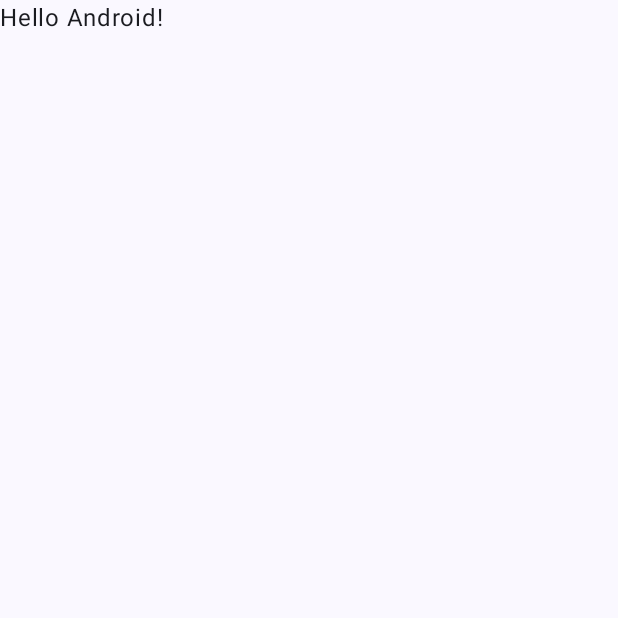
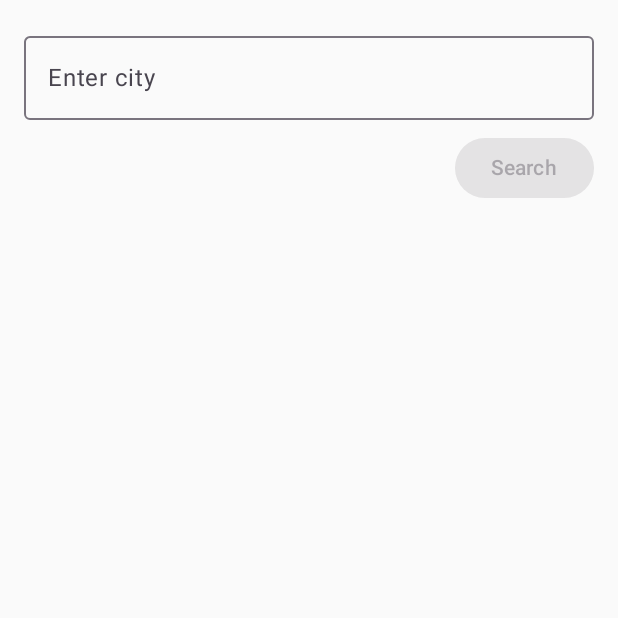
Before and after one commit to ikbal995/SimpleWeatherApp, an Android app built with Jetpack Compose: the screen it shows after launch (MainActivity), on a phone screen of 412 x 824 dp, the top half of it. Before the commit the part shown is almost empty. Run offline under Robolectric (Android 15) with nearby library versions, the phone set to English and light mode, and no system bars; our stand-ins replace Dagger/Hilt's generated code; pictures from the network do not load.

Commit message:
Added missing logic for activity and viewmodel to connect everything

```diff
--- a/app/build.gradle.kts
+++ b/app/build.gradle.kts
@@ -54,6 +54,8 @@ dependencies {
     testImplementation(libs.junit)
     implementation(libs.hilt)
     implementation(libs.kotlin)
+    implementation(libs.hilt.navigation)
+    implementation(libs.coil)
     ksp(libs.hilt.compiler)
 
     androidTestImplementation(libs.androidx.junit)
--- a/app/src/main/java/com/example/simpleweatherapp/MainActivity.kt
+++ b/app/src/main/java/com/example/simpleweatherapp/MainActivity.kt
@@ -1,17 +1,34 @@
 package com.example.simpleweatherapp
 
+import WeatherResponse
 import android.os.Bundle
 import androidx.activity.ComponentActivity
 import androidx.activity.compose.setContent
 import androidx.activity.enableEdgeToEdge
+import androidx.compose.foundation.layout.Arrangement
+import androidx.compose.foundation.layout.Column
+import androidx.compose.foundation.layout.Spacer
 import androidx.compose.foundation.layout.fillMaxSize
+import androidx.compose.foundation.layout.fillMaxWidth
+import androidx.compose.foundation.layout.height
 import androidx.compose.foundation.layout.padding
-import androidx.compose.material3.Scaffold
+import androidx.compose.foundation.layout.size
+import androidx.compose.material3.Button
+import androidx.compose.material3.CircularProgressIndicator
+import androidx.compose.material3.OutlinedTextField
 import androidx.compose.material3.Text
 import androidx.compose.runtime.Composable
+import androidx.compose.runtime.collectAsState
+import androidx.compose.runtime.mutableStateOf
+import androidx.compose.runtime.remember
+import androidx.compose.ui.Alignment
 import androidx.compose.ui.Modifier
-import androidx.compose.ui.tooling.preview.Preview
-import com.example.simpleweatherapp.ui.theme.SimpleWeatherAppTheme
+import androidx.compose.ui.graphics.Color
+import androidx.compose.ui.res.painterResource
+import androidx.compose.ui.unit.dp
+import androidx.hilt.navigation.compose.hiltViewModel
+import coil.compose.AsyncImage
+import com.example.data.remote.errorhandling.WeatherError
 import dagger.hilt.android.AndroidEntryPoint
 
 @AndroidEntryPoint
@@ -20,30 +37,78 @@ class MainActivity : ComponentActivity() {
         super.onCreate(savedInstanceState)
         enableEdgeToEdge()
         setContent {
-            SimpleWeatherAppTheme {
-                Scaffold(modifier = Modifier.fillMaxSize()) { innerPadding ->
-                    Greeting(
-                        name = "Android",
-                        modifier = Modifier.padding(innerPadding)
-                    )
-                }
-            }
+            WeatherApp()
         }
     }
 }
 
 @Composable
-fun Greeting(name: String, modifier: Modifier = Modifier) {
-    Text(
-        text = "Hello $name!",
-        modifier = modifier
-    )
-}
+fun WeatherApp(viewModel: WeatherViewModel = hiltViewModel()) {
+    val state = viewModel.weatherState.collectAsState()
+    val city = remember { mutableStateOf("") }
 
-@Preview(showBackground = true)
-@Composable
-fun GreetingPreview() {
-    SimpleWeatherAppTheme {
-        Greeting("Android")
+    Spacer(modifier = Modifier.height(16.dp))
+    Column(
+        modifier = Modifier
+            .fillMaxSize()
+            .padding(16.dp),
+        verticalArrangement = Arrangement.Top
+    ) {
+        OutlinedTextField(
+            value = city.value,
+            onValueChange = { city.value = it },
+            label = { Text("Enter city") },
+            modifier = Modifier.fillMaxWidth()
+        )
+
+        Spacer(modifier = Modifier.height(8.dp))
+
+        Button(
+            onClick = { viewModel.getWeather(city.value) },
+            modifier = Modifier.align(Alignment.End),
+            enabled = city.value.isNotEmpty()
+        ) {
+            Text("Search")
+        }
+
+        Spacer(modifier = Modifier.height(16.dp))
+
+        when (val result = state.value) {
+            is NetworkState.Loading -> {
+                CircularProgressIndicator()
+            }
+
+            is NetworkState.Success<WeatherResponse> -> {
+                val weather = result.data
+                val info = weather.weather.firstOrNull()
+                weather
+
+                Text("City: ${weather.cityName}")
+                Text("Temperature: ${weather.main.temp}°C")
+                Text("Condition: ${info?.mainCondition} (${info?.description})")
+
+                info?.icon?.let {
+                    AsyncImage(
+                        model = "https://openweathermap.org/img/wn/${it}@4x.png",
+                        contentDescription = null,
+                        error = painterResource(R.drawable.ic_launcher_background),
+                        modifier = Modifier.size(48.dp)
+                    )
+                }
+            }
+
+            is NetworkState.Error -> {
+                val message = when (result.throwable) {
+                    is WeatherError.CityNotFound -> "City not found"
+                    is WeatherError.NetworkError -> "Check your internet connection"
+                    else -> "Unexpected error"
+                }
+                Text(message, color = Color.Red)
+            }
+
+            is NetworkState.None -> {
+
+            }
+        }
     }
 }
--- a/app/src/main/java/com/example/simpleweatherapp/NetworkState.kt
+++ b/app/src/main/java/com/example/simpleweatherapp/NetworkState.kt
@@ -4,4 +4,6 @@ sealed class NetworkState<out T> {
     data class Success<out T>(val data: T) : NetworkState<T>()
     data class Error(val throwable: Throwable) : NetworkState<Nothing>()
     object Loading : NetworkState<Nothing>()
+
+    object None : NetworkState<Nothing>()
 }
--- a/app/src/main/java/com/example/simpleweatherapp/WeatherViewModel.kt
+++ b/app/src/main/java/com/example/simpleweatherapp/WeatherViewModel.kt
@@ -1,9 +1,28 @@
 package com.example.simpleweatherapp
 
+import WeatherResponse
 import androidx.lifecycle.ViewModel
+import androidx.lifecycle.viewModelScope
 import dagger.hilt.android.lifecycle.HiltViewModel
+import kotlinx.coroutines.flow.MutableStateFlow
+import kotlinx.coroutines.flow.StateFlow
+import kotlinx.coroutines.flow.asStateFlow
+import kotlinx.coroutines.launch
 import javax.inject.Inject
 
 @HiltViewModel
-class WeatherViewModel @Inject constructor(val repository: WeatherRepository) : ViewModel() {
+class WeatherViewModel @Inject constructor(private val repository: WeatherRepository) :
+    ViewModel() {
+
+    private val _weatherState =
+        MutableStateFlow<NetworkState<WeatherResponse>>(NetworkState.None)
+    val weatherState: StateFlow<NetworkState<WeatherResponse>> = _weatherState.asStateFlow()
+
+    fun getWeather(city: String) {
+        viewModelScope.launch {
+            repository.fetchWeather(city).collect {
+                _weatherState.value = it
+            }
+        }
+    }
 }
--- a/data/build.gradle.kts
+++ b/data/build.gradle.kts
@@ -42,7 +42,9 @@ dependencies {
     implementation(libs.hilt)
     implementation(libs.moshi)
     implementation(libs.retrofit)
+    implementation(libs.moshi.converter)
     ksp (libs.hilt.compiler)
+    ksp (libs.moshi.codegen)
 
     testImplementation(libs.junit)
     androidTestImplementation(libs.androidx.junit)
--- a/data/src/main/java/com/example/data/remote/RetrofitModule.kt
+++ b/data/src/main/java/com/example/data/remote/RetrofitModule.kt
@@ -8,6 +8,7 @@ import dagger.hilt.components.SingletonComponent
 import okhttp3.Interceptor
 import okhttp3.OkHttpClient
 import retrofit2.Retrofit
+import retrofit2.converter.moshi.MoshiConverterFactory
 import javax.inject.Singleton
 
 @Module
@@ -20,6 +21,7 @@ object RetrofitModule {
     @Provides
     @Singleton
     fun provideMoshi(): Moshi = Moshi.Builder()
+        //.add(KotlinJsonAdapterFactory())
         .build()
 
     @Provides
@@ -51,6 +53,7 @@ object RetrofitModule {
     @Singleton
     fun provideRetrofit(moshi: Moshi, okHttpClient: OkHttpClient): Retrofit = Retrofit.Builder()
         .baseUrl(BASE_URL)
+        .addConverterFactory(MoshiConverterFactory.create(moshi))
         .client(okHttpClient)
         .build()
 
```
Also changed, not shown: gradle/libs.versions.toml (+8 -0 lines).
